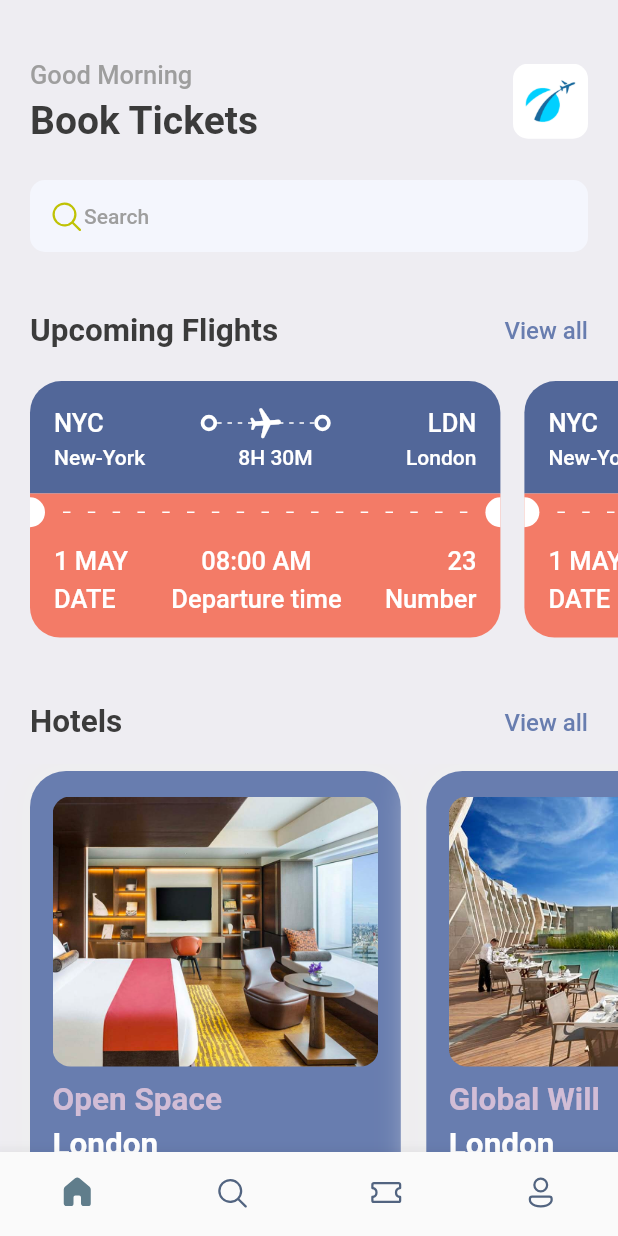
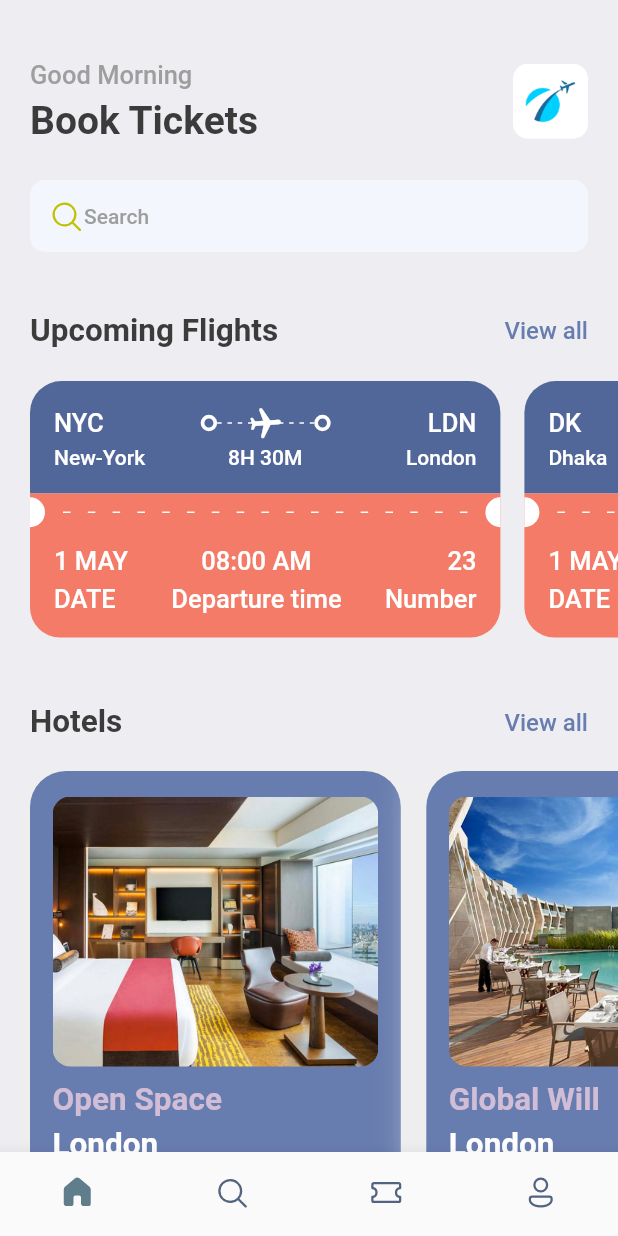
Before and after one commit to yamess/BookTicketFlutter, a Flutter app: the screen it shows after launch, on a phone screen of 412 x 824 dp. Run offline on Flutter 3.47's test engine with Material 2 defaults, Android fonts, the phone set to English and light mode, and no system bars; our stand-ins replace fluentui_icons, gap, get.

Commit message:
home screen finished

```diff
--- a/lib/screens/home_screen.dart
+++ b/lib/screens/home_screen.dart
@@ -1,6 +1,6 @@
 import 'package:bootickets/screens/hotel_screen.dart';
 import 'package:bootickets/screens/ticket_view.dart';
-import 'package:bootickets/utils/app_list.dart';
+import 'package:bootickets/utils/app_info_list.dart';
 import 'package:fluentui_icons/fluentui_icons.dart';
 import 'package:flutter/material.dart';
 import 'package:gap/gap.dart';
@@ -98,10 +98,9 @@ class HomeScreen extends StatelessWidget {
             scrollDirection: Axis.horizontal,
             padding: const EdgeInsets.only(left: 20),
             child: Row(
-              children: const [
-                TicketView(),
-                TicketView(),
-              ],
+              children: ticketList
+                  .map((singleTicket) => TicketView(ticket: singleTicket))
+                  .toList(),
             ),
           ),
           const Gap(15),
--- a/lib/screens/hotel_screen.dart
+++ b/lib/screens/hotel_screen.dart
@@ -15,7 +15,7 @@ class HotelScreen extends StatelessWidget {
     final size = AppLayout.getSize(context);
     return Container(
       width: size.width * 0.6,
-      height: 350,
+      height: AppLayout.getHeight(350),
       padding: const EdgeInsets.symmetric(horizontal: 15, vertical: 17),
       margin: const EdgeInsets.only(right: 17, top: 5),
       decoration: BoxDecoration(
@@ -33,7 +33,7 @@ class HotelScreen extends StatelessWidget {
         crossAxisAlignment: CrossAxisAlignment.start,
         children: [
           Container(
-            height: 180,
+            height: AppLayout.getHeight(180),
             decoration: BoxDecoration(
                 borderRadius: BorderRadius.circular(12),
                 color: Styles.primaryColor,
@@ -42,18 +42,21 @@ class HotelScreen extends StatelessWidget {
                   image: AssetImage("assets/images/${hotel['image']}"),
                 )),
           ),
-          const Gap(10),
+          Gap(AppLayout.getHeight(10)),
           Text(
             hotel["place"],
             style: Styles.headLineStyle2.copyWith(color: Styles.kakiColor),
           ),
-          const Gap(5),
+          Gap(AppLayout.getHeight(5)),
           Text(
-          hotel["destination"],
+            hotel["destination"],
             style: Styles.headLineStyle2.copyWith(color: Colors.white),
           ),
           const Gap(8),
-          Text("\$${hotel['price']}/night", style: Styles.headLineStyle.copyWith(color: Colors.white),)
+          Text(
+            "\$${hotel['price']}/night",
+            style: Styles.headLineStyle.copyWith(color: Colors.white),
+          )
         ],
       ),
     );
--- a/lib/screens/ticket_view.dart
+++ b/lib/screens/ticket_view.dart
@@ -6,7 +6,10 @@ import 'package:gap/gap.dart';
 import '../utils/app_styles.dart';
 
 class TicketView extends StatelessWidget {
-  const TicketView({Key? key}) : super(key: key);
+
+  final Map<String, dynamic> ticket;
+
+  const TicketView({Key? key, required this.ticket}) : super(key: key);
 
   @override
   Widget build(BuildContext context) {
@@ -14,29 +17,29 @@ class TicketView extends StatelessWidget {
 
     return SizedBox(
       width: size.width*0.8,
-      height: 200,
+      height: AppLayout.getHeight(200),
       child: Container(
-        margin: const EdgeInsets.only(right: 16),
+        margin: EdgeInsets.only(right: AppLayout.getHeight(16)),
         child: Column(
           children: [
             /*
             Showing the blue part of the card/ticket
             */
             Container(
-                decoration: const BoxDecoration(
-                  color: Color(0xFF526799),
+                decoration: BoxDecoration(
+                  color: const Color(0xFF526799),
                   borderRadius: BorderRadius.only(
-                    topLeft: Radius.circular(21),
-                    topRight: Radius.circular(21),
+                    topLeft: Radius.circular(AppLayout.getHeight(21)),
+                    topRight: Radius.circular(AppLayout.getHeight(21)),
                   ),
                 ),
-                padding: const EdgeInsets.all(16),
+                padding: EdgeInsets.all(AppLayout.getHeight(16)),
                 child: Column(
                   children: [
                     Row(
                       children: [
                         Text(
-                          "NYC",
+                          ticket["from"]["code"],
                           style: Styles.headLineStyle3
                               .copyWith(color: Colors.white),
                         ),
@@ -46,7 +49,7 @@ class TicketView extends StatelessWidget {
                           child: Stack(
                             children: [
                               SizedBox(
-                                height: 24,
+                                height: AppLayout.getHeight(24),
                                 child: LayoutBuilder(
                                   builder: (BuildContext context,
                                       BoxConstraints constraints) {
@@ -86,7 +89,7 @@ class TicketView extends StatelessWidget {
                         const ThickContainer(),
                         const Spacer(),
                         Text(
-                          "LDN",
+                          ticket["to"]["code"],
                           style: Styles.headLineStyle3
                               .copyWith(color: Colors.white),
                         ),
@@ -97,22 +100,22 @@ class TicketView extends StatelessWidget {
                       mainAxisAlignment: MainAxisAlignment.spaceBetween,
                       children: [
                         SizedBox(
-                          // width: 100,
+                          width: AppLayout.getWidth(100),
                           child: Text(
-                            "New-York",
+                            ticket["from"]["name"],
                             style: Styles.headLineStyle4
                                 .copyWith(color: Colors.white),
                           ),
                         ),
                         Text(
-                          "8H 30M",
+                          ticket["flying_time"],
                           style: Styles.headLineStyle4
                               .copyWith(color: Colors.white),
                         ),
                         SizedBox(
-                          // width: 100,
+                          width: AppLayout.getWidth(100),
                           child: Text(
-                            "London",
+                            ticket["to"]["name"],
                             textAlign: TextAlign.end,
                             style: Styles.headLineStyle4
                                 .copyWith(color: Colors.white),
@@ -129,22 +132,22 @@ class TicketView extends StatelessWidget {
               color: Styles.orangeColor,
               child: Row(
                 children: [
-                  const SizedBox(
-                    height: 20,
-                    width: 10,
+                  SizedBox(
+                    height: AppLayout.getWidth(20),
+                    width: AppLayout.getHeight(10),
                     child: DecoratedBox(
                       decoration: BoxDecoration(
                         color: Colors.white,
                         borderRadius: BorderRadius.only(
-                          topRight: Radius.circular(10),
-                          bottomRight: Radius.circular(10),
+                          topRight: Radius.circular(AppLayout.getHeight(10)),
+                          bottomRight: Radius.circular(AppLayout.getHeight(10)),
                         ),
                       ),
                     ),
                   ),
                   Expanded(
                     child: Padding(
-                      padding: const EdgeInsets.all(12.0),
+                      padding: EdgeInsets.all(AppLayout.getHeight(12.0)),
                       child: LayoutBuilder(
                         builder:
                             (BuildContext context, BoxConstraints constraints) {
@@ -169,10 +172,10 @@ class TicketView extends StatelessWidget {
                       ),
                     ),
                   ),
-                  const SizedBox(
-                    height: 20,
-                    width: 10,
-                    child: DecoratedBox(
+                  SizedBox(
+                    height: AppLayout.getHeight(20),
+                    width: AppLayout.getWidth(10),
+                    child: const DecoratedBox(
                       decoration: BoxDecoration(
                         color: Colors.white,
                         borderRadius: BorderRadius.only(
@@ -205,7 +208,7 @@ class TicketView extends StatelessWidget {
                         crossAxisAlignment: CrossAxisAlignment.start,
                         children: [
                           Text(
-                            "1 MAY",
+                            ticket["date"],
                             style: Styles.headLineStyle3
                                 .copyWith(color: Colors.white),
                           ),
@@ -221,7 +224,7 @@ class TicketView extends StatelessWidget {
                         crossAxisAlignment: CrossAxisAlignment.center,
                         children: [
                           Text(
-                            "08:00 AM",
+                            ticket["departure_time"],
                             style: Styles.headLineStyle3
                                 .copyWith(color: Colors.white),
                           ),
@@ -237,7 +240,7 @@ class TicketView extends StatelessWidget {
                         crossAxisAlignment: CrossAxisAlignment.end,
                         children: [
                           Text(
-                            "23",
+                            ticket["number"].toString(),
                             style: Styles.headLineStyle3
                                 .copyWith(color: Colors.white),
                           ),
--- /dev/null
+++ b/lib/utils/app_info_list.dart
@@ -0,0 +1,79 @@
+List<Map<String, dynamic>> ticketList = [
+  {
+    "from": {
+      "code": "NYC",
+      "name": "New-York"
+    },
+    "to": {
+      "code": "LDN",
+      "name": "London"
+    },
+    "flying_time": "8H 30M",
+    "date": "1 MAY",
+    "departure_time": "08:00 AM",
+    "number": 23
+  },
+  {
+    "from": {
+      "code": "DK",
+      "name": "Dhaka"
+    },
+    "to": {
+      "code": "SH",
+      "name": "Shanghai"
+    },
+    "flying_time": "4H 20M",
+    "date": "1 MAY",
+    "departure_time": "09:00 AM",
+    "number": 45
+  },
+  {
+    "from": {
+      "code": "DK",
+      "name": "Dhaka"
+    },
+    "to": {
+      "code": "SH",
+      "name": "Shanghai"
+    },
+    "flying_time": "4H 20M",
+    "date": "1 MAY",
+    "departure_time": "09:00 AM",
+    "number": 45
+  },
+  {
+    "from": {
+      "code": "DK",
+      "name": "Dhaka"
+    },
+    "to": {
+      "code": "SH",
+      "name": "Shanghai"
+    },
+    "flying_time": "4H 20M",
+    "date": "1 MAY",
+    "departure_time": "09:00 AM",
+    "number": 45
+  },
+];
+
+List<Map<String, dynamic>> hotelList = [
+  {
+    "image": "one.png",
+    "place": "Open Space",
+    "destination": "London",
+    "price": 25
+  },
+  {
+    "image": "two.png",
+    "place": "Global Will",
+    "destination": "London",
+    "price": 40
+  },
+  {
+    "image": "three.png",
+    "place": "Tallest Building",
+    "destination": "Dubai",
+    "price": 68
+  },
+];
--- a/lib/utils/app_layout.dart
+++ b/lib/utils/app_layout.dart
@@ -1,7 +1,24 @@
 import 'package:flutter/cupertino.dart';
+import 'package:get/get.dart';
 
 class AppLayout{
   static getSize(BuildContext context){
     return MediaQuery.of(context).size;
   }
+  static getScreenHeight(){
+    return Get.height;
+  }
+  static getScreenWidth(){
+    return Get.width;
+  }
+
+  static getHeight(double pixels){
+    double x = getScreenHeight() / pixels;
+    return getScreenHeight()/x;
+  }
+
+  static getWidth(double pixels){
+    double x = getScreenWidth() / pixels;
+    return getScreenWidth()/x;
+  }
 }
--- a/lib/utils/app_list.dart
+++ /dev/null
@@ -1,20 +0,0 @@
-List<Map<String, dynamic>> hotelList = [
-  {
-    "image": "one.png",
-    "place": "Open Space",
-    "destination": "London",
-    "price": 25
-  },
-  {
-    "image": "two.png",
-    "place": "Global Will",
-    "destination": "London",
-    "price": 40
-  },
-  {
-    "image": "three.png",
-    "place": "Tallest Building",
-    "destination": "Dubai",
-    "price": 68
-  },
-];
--- a/pubspec.yaml
+++ b/pubspec.yaml
@@ -35,7 +35,8 @@ dependencies:
 
   # The following adds the Cupertino Icons font to your application.
   # Use with the CupertinoIcons class for iOS style icons.
-  cupertino_icons: ^1.0.2
+  cupertino_icons: ^1.0.5
+  get:
   fluentui_icons: ^1.0.0
   gap: ^2.0.0
 
```
Also changed, not shown: pubspec.lock.
